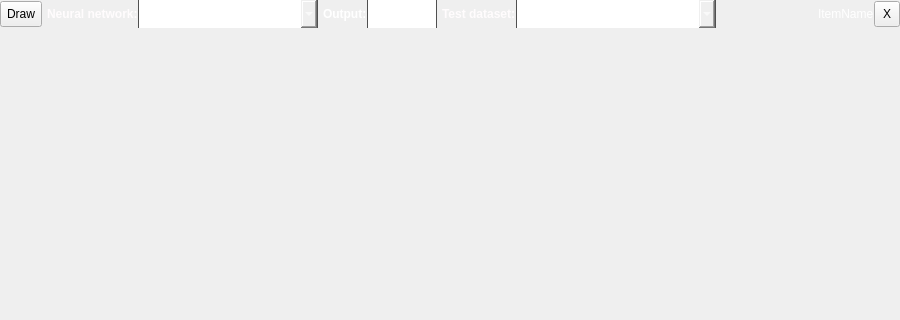
Before: the Qt Designer form ApplicationUi/OutputGraphWidget.ui in kacerpetr/NNCreator, drawn with Qt 5; both pictures show x 0 to 900 and y 0 to 320 of the 900 by 616 pixel window.
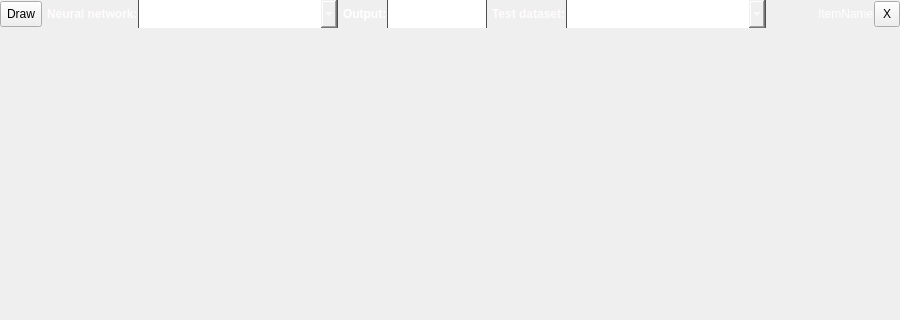
After: the same form once the commit is applied. Icons and pictures are not drawn.

The edit to the form file:
```diff
--- a/ApplicationUi/OutputGraphWidget.ui
+++ b/ApplicationUi/OutputGraphWidget.ui
@@ -122,13 +122,13 @@
         </property>
         <property name="minimumSize">
          <size>
-          <width>180</width>
+          <width>100</width>
           <height>28</height>
          </size>
         </property>
         <property name="maximumSize">
          <size>
-          <width>250</width>
+          <width>200</width>
           <height>16777215</height>
          </size>
         </property>
@@ -275,12 +275,24 @@
       </item>
       <item>
        <widget class="QComboBox" name="datasetBox">
+        <property name="sizePolicy">
+         <sizepolicy hsizetype="Preferred" vsizetype="Fixed">
+          <horstretch>2</horstretch>
+          <verstretch>0</verstretch>
+         </sizepolicy>
+        </property>
         <property name="minimumSize">
          <size>
-          <width>200</width>
+          <width>100</width>
           <height>28</height>
          </size>
         </property>
+        <property name="maximumSize">
+         <size>
+          <width>200</width>
+          <height>16777215</height>
+         </size>
+        </property>
         <property name="toolTip">
          <string>Test dataset selection.</string>
         </property>
@@ -326,8 +338,8 @@
         </property>
         <property name="sizeHint" stdset="0">
          <size>
-          <width>332</width>
-          <height>17</height>
+          <width>20</width>
+          <height>28</height>
          </size>
         </property>
        </spacer>
```
